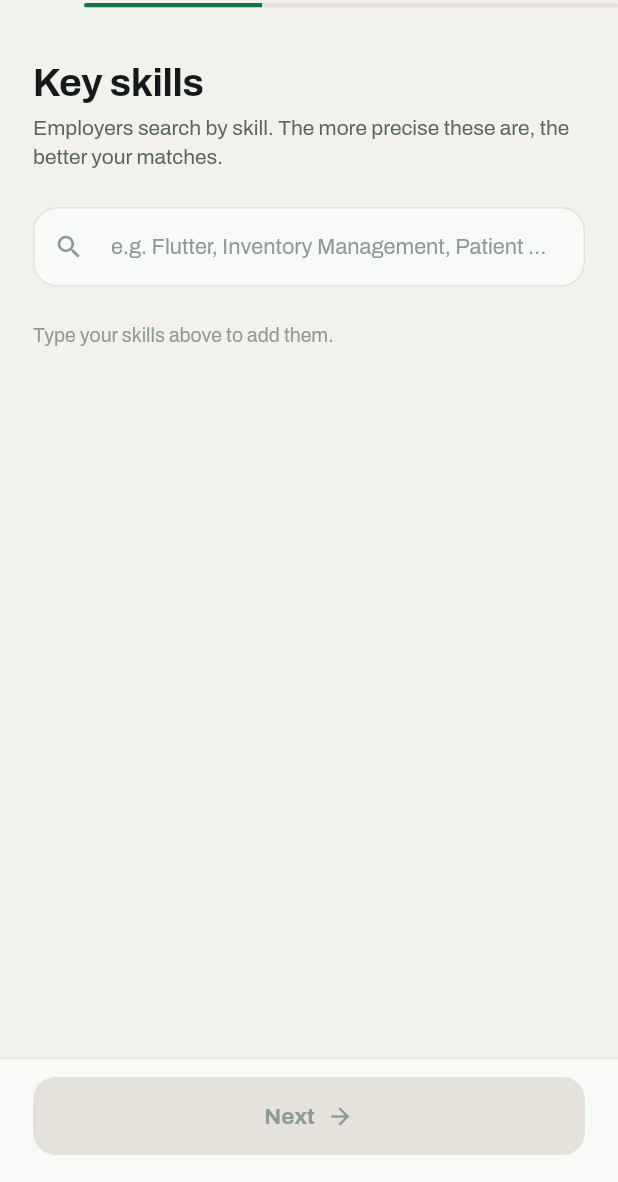
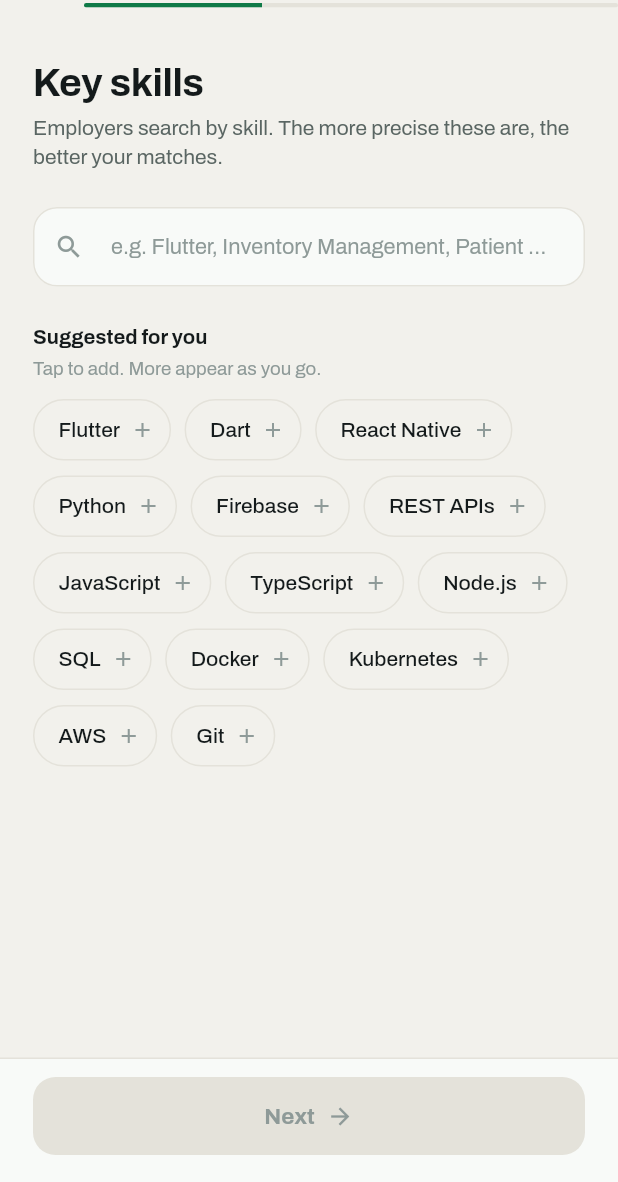
Before and after one commit to shantoshdurai/luckyboss-mobile-apps, a Flutter app: the ProfileWizardScreen screen opened directly, swiped to page 3, on a phone screen of 412 x 824 dp, the part 54-1236 px from its top. Run offline on Flutter 3.47's test engine with Material 3 defaults, Android fonts, the phone set to English and light mode, and no system bars; our stand-ins replace file_picker, flutter_animate, google_fonts, image_picker, permission_handler, shared_preferences; accounts and stored records are empty; network calls fail.

Commit message:
feat(jobseeker): complete offline standalone flow with interactive skills taxonomy, phone OTP and live recommendation scoring

```diff
--- a/luckyboss_jobseeker/lib/services/skill_service.dart
+++ b/luckyboss_jobseeker/lib/services/skill_service.dart
@@ -1,7 +1,6 @@
 import 'dart:async';
 import 'dart:convert';
 
-import 'package:flutter/foundation.dart';
 import 'package:http/http.dart' as http;
 
 import '../core/config/api_config.dart';
@@ -63,12 +62,19 @@
       final uri = Uri.parse('${ApiConfig.v1}/skills/search')
           .replace(queryParameters: {'q': q, 'limit': '20'});
       final res = await http.get(uri, headers: _headers).timeout(_timeout);
-      if (res.statusCode != 200) return const [];
-      return _parse(res.body);
-    } catch (e) {
-      debugPrint('[SkillService] search failed: $e');
-      return const [];
+      if (res.statusCode == 200) {
+        final parsed = _parse(res.body);
+        if (parsed.isNotEmpty) return parsed;
+      }
+    } catch (_) {
+      // Fall through to offline taxonomy
     }
+
+    // Offline taxonomy search
+    return _offlineTaxonomy
+        .where((s) => s.name.toLowerCase().contains(q.toLowerCase()))
+        .take(20)
+        .toList();
   }
 
   /// The opening list, shown before the candidate has picked anything —
@@ -82,18 +88,26 @@
         },
       );
       final res = await http.get(uri, headers: _headers).timeout(_timeout);
-      if (res.statusCode != 200) return const [];
-      return _parse(res.body);
-    } catch (e) {
-      debugPrint('[SkillService] suggested failed: $e');
-      return const [];
+      if (res.statusCode == 200) {
+        final parsed = _parse(res.body);
+        if (parsed.isNotEmpty) return parsed;
+      }
+    } catch (_) {
+      // Fall through to offline taxonomy
     }
+
+    // Offline suggested list
+    if (category != null && category.isNotEmpty) {
+      final catMatches = _offlineTaxonomy
+          .where((s) => s.category?.toLowerCase() == category.toLowerCase())
+          .take(14)
+          .toList();
+      if (catMatches.isNotEmpty) return catMatches;
+    }
+    return _offlineTaxonomy.take(14).toList();
   }
 
   /// Skills that co-occur with everything in [selected].
-  ///
-  /// The server excludes the selections, so what comes back is always safe to
-  /// render as addable chips.
   static Future<List<SkillSuggestion>> related(List<String> selected) async {
     if (selected.isEmpty) return const [];
 
@@ -110,15 +124,34 @@
           )
           .timeout(_timeout);
 
-      if (res.statusCode != 200) return const [];
+      if (res.statusCode == 200) {
+        final parsed = _parse(res.body);
+        if (parsed.isNotEmpty) {
+          _relatedCache[key] = parsed;
+          return parsed;
+        }
+      }
+    } catch (_) {
+      // Fall through to offline graph
+    }
 
-      final parsed = _parse(res.body);
-      _relatedCache[key] = parsed;
-      return parsed;
-    } catch (e) {
-      debugPrint('[SkillService] related failed: $e');
-      return const [];
-    }
+    // Offline related graph: Find categories of picked skills and suggest adjacent skills
+    final pickedLower = selected.map((s) => s.toLowerCase()).toSet();
+    final matchingCategories = _offlineTaxonomy
+        .where((s) => pickedLower.contains(s.name.toLowerCase()))
+        .map((s) => s.category)
+        .whereType<String>()
+        .toSet();
+
+    final relatedSkills = _offlineTaxonomy
+        .where((s) =>
+            !pickedLower.contains(s.name.toLowerCase()) &&
+            (matchingCategories.isEmpty || matchingCategories.contains(s.category)))
+        .take(14)
+        .toList();
+
+    _relatedCache[key] = relatedSkills;
+    return relatedSkills;
   }
 
   static List<SkillSuggestion> _parse(String body) {
@@ -128,4 +161,60 @@
         .map((e) => SkillSuggestion.fromJson(e as Map<String, dynamic>))
         .toList();
   }
+
+  static const List<SkillSuggestion> _offlineTaxonomy = [
+    // IT & Software
+    SkillSuggestion(id: 1, name: 'Flutter', category: 'IT & Software'),
+    SkillSuggestion(id: 2, name: 'Dart', category: 'IT & Software'),
+    SkillSuggestion(id: 3, name: 'React Native', category: 'IT & Software'),
+    SkillSuggestion(id: 4, name: 'Python', category: 'IT & Software'),
+    SkillSuggestion(id: 5, name: 'Firebase', category: 'IT & Software'),
+    SkillSuggestion(id: 6, name: 'REST APIs', category: 'IT & Software'),
+    SkillSuggestion(id: 7, name: 'JavaScript', category: 'IT & Software'),
+    SkillSuggestion(id: 8, name: 'TypeScript', category: 'IT & Software'),
+    SkillSuggestion(id: 9, name: 'Node.js', category: 'IT & Software'),
+    SkillSuggestion(id: 10, name: 'SQL', category: 'IT & Software'),
+    SkillSuggestion(id: 11, name: 'Docker', category: 'IT & Software'),
+    SkillSuggestion(id: 12, name: 'Kubernetes', category: 'IT & Software'),
+    SkillSuggestion(id: 13, name: 'AWS', category: 'IT & Software'),
+    SkillSuggestion(id: 14, name: 'Git', category: 'IT & Software'),
+    SkillSuggestion(id: 15, name: 'CI/CD', category: 'IT & Software'),
+    SkillSuggestion(id: 16, name: 'Kotlin', category: 'IT & Software'),
+    SkillSuggestion(id: 17, name: 'Swift', category: 'IT & Software'),
+    SkillSuggestion(id: 18, name: 'Java', category: 'IT & Software'),
+    SkillSuggestion(id: 19, name: 'UI/UX Design', category: 'IT & Software'),
+    SkillSuggestion(id: 20, name: 'Figma', category: 'IT & Software'),
+
+    // Logistics & Warehouse
+    SkillSuggestion(id: 21, name: 'Warehouse Operations', category: 'Logistics & Warehouse'),
+    SkillSuggestion(id: 22, name: 'Supply Chain', category: 'Logistics & Warehouse'),
+    SkillSuggestion(id: 23, name: 'Forklift Operator', category: 'Logistics & Warehouse'),
+    SkillSuggestion(id: 24, name: 'Inventory Control', category: 'Logistics & Warehouse'),
+    SkillSuggestion(id: 25, name: 'WMS Systems', category: 'Logistics & Warehouse'),
+    SkillSuggestion(id: 26, name: 'Site Safety', category: 'Logistics & Warehouse'),
+    SkillSuggestion(id: 27, name: 'Fleet Management', category: 'Logistics & Warehouse'),
+    SkillSuggestion(id: 28, name: 'Procurement', category: 'Logistics & Warehouse'),
+
+    // Finance & Accounting
+    SkillSuggestion(id: 31, name: 'Financial Analysis', category: 'Finance'),
+    SkillSuggestion(id: 32, name: 'Accounting', category: 'Finance'),
+    SkillSuggestion(id: 33, name: 'QuickBooks', category: 'Finance'),
+    SkillSuggestion(id: 34, name: 'Tally Prime', category: 'Finance'),
+    SkillSuggestion(id: 35, name: 'Auditing', category: 'Finance'),
+    SkillSuggestion(id: 36, name: 'Taxation', category: 'Finance'),
+    SkillSuggestion(id: 37, name: 'Excel Advanced', category: 'Finance'),
+
+    // Healthcare
+    SkillSuggestion(id: 41, name: 'Patient Care', category: 'Healthcare'),
+    SkillSuggestion(id: 42, name: 'Clinical Nursing', category: 'Healthcare'),
+    SkillSuggestion(id: 43, name: 'Emergency Response', category: 'Healthcare'),
+    SkillSuggestion(id: 44, name: 'BLS Certification', category: 'Healthcare'),
+
+    // Sales & Marketing
+    SkillSuggestion(id: 51, name: 'Digital Marketing', category: 'Sales & Marketing'),
+    SkillSuggestion(id: 52, name: 'SEO & SEM', category: 'Sales & Marketing'),
+    SkillSuggestion(id: 53, name: 'B2B Sales', category: 'Sales & Marketing'),
+    SkillSuggestion(id: 54, name: 'Lead Generation', category: 'Sales & Marketing'),
+    SkillSuggestion(id: 55, name: 'CRM (Salesforce)', category: 'Sales & Marketing'),
+  ];
 }
```
Also changed, not shown: luckyboss_jobseeker/lib/screens/auth/otp_verification_screen.dart (+30 -11 lines), luckyboss_jobseeker/lib/screens/auth/sign_in_screen.dart (+4 -29 lines), luckyboss_jobseeker/lib/services/auth_service.dart (+62 -54 lines), luckyboss_jobseeker/lib/services/gemini_copilot_service.dart (+40 -2 lines), luckyboss_jobseeker/lib/services/resume_service.dart (+18 -6 lines).
